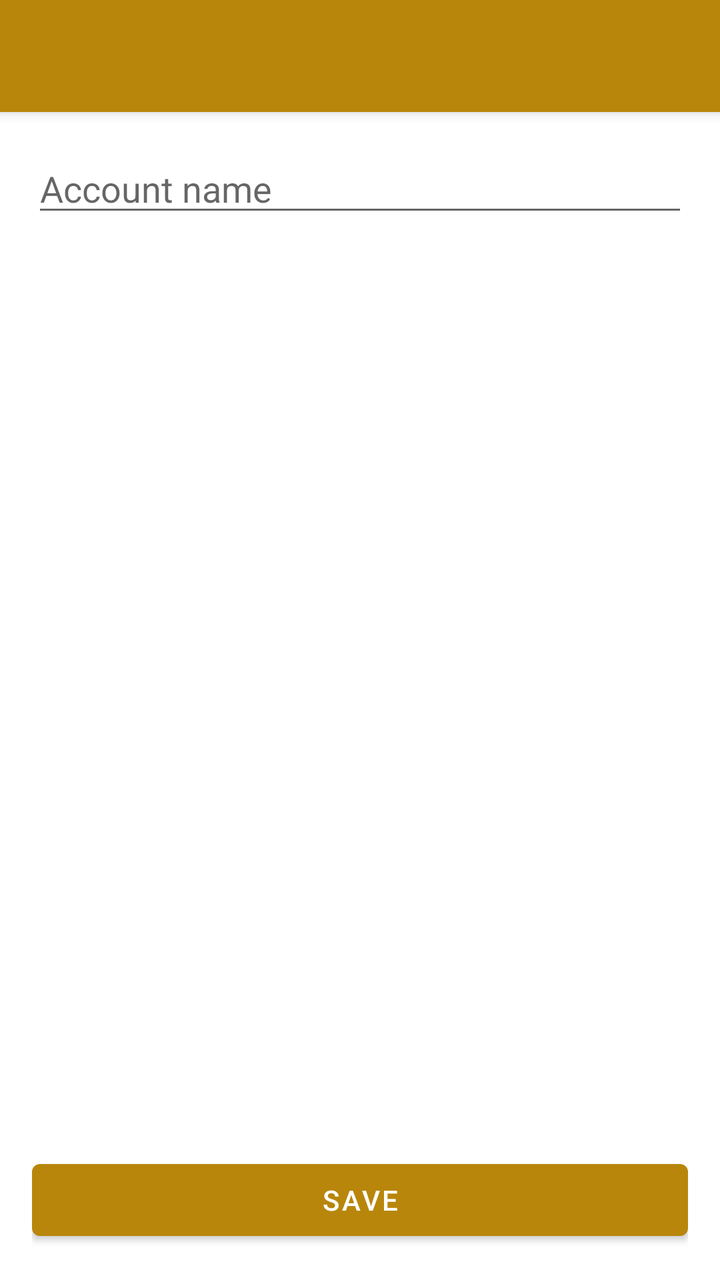
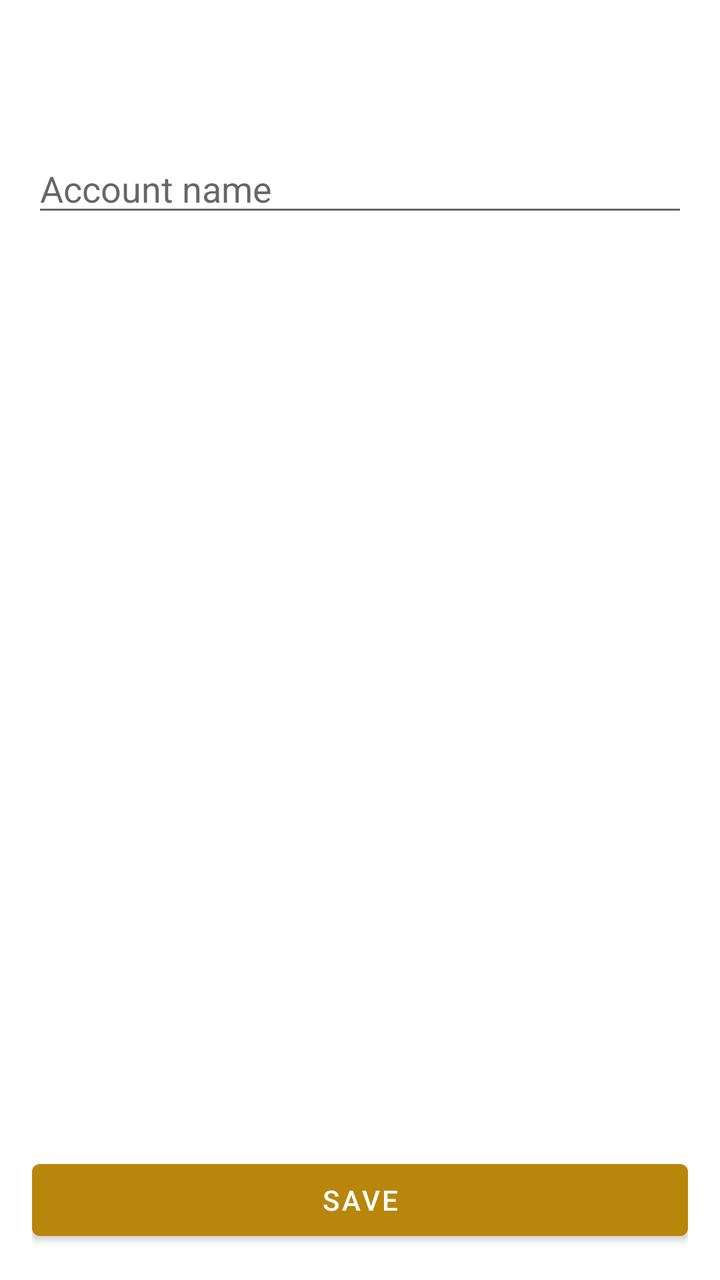

Screens rendered from an Android XML layout before and after an edit, with the pre-edit source and the edit as a unified diff.
<!-- AndroidManifest.xml: application theme Theme.Accounting -->
<!-- res/layout/activity_edit_account.xml -->
<?xml version="1.0" encoding="utf-8"?>
<LinearLayout xmlns:android="http://schemas.android.com/apk/res/android"
    xmlns:app="http://schemas.android.com/apk/res-auto"
    xmlns:tools="http://schemas.android.com/tools"
    android:layout_width="match_parent"
    android:layout_height="match_parent"
    android:orientation="vertical">

    <androidx.appcompat.widget.Toolbar
        android:id="@+id/toolbar"
        android:layout_width="match_parent"
        android:layout_height="wrap_content"
        android:minHeight="?attr/actionBarSize"
        android:background="?attr/colorPrimary"
        android:elevation="4dp"
        tools:ignore="NewApi"
        android:theme="@style/ThemeOverlay.MaterialComponents.ActionBar"
        app:titleTextAppearance="@style/TextAppearance.Accounting.Toolbar.Title"
        app:titleTextColor="@color/white"
        app:popupTheme="@style/ThemeOverlay.MaterialComponents.Light" />

    <RelativeLayout
        android:layout_width="match_parent"
        android:layout_height="0dp"
        android:layout_weight="1"
        android:padding="16dp">

        <EditText
            android:id="@+id/input_account_name"
            android:layout_width="match_parent"
            android:layout_height="wrap_content"
            android:hint="@string/hint_account_name"
            android:inputType="textCapWords"
            android:maxLines="1" />

        <Button
            android:id="@+id/button_save"
            android:layout_width="match_parent"
            android:layout_height="wrap_content"
            android:layout_alignParentBottom="true"
            android:text="@string/action_save" />

    </RelativeLayout>

</LinearLayout>
<!-- resources referenced by this layout -->
<resources>
  <color name="white">#FFFFFFFF</color>
  <string name="action_save">Save</string>
  <string name="hint_account_name">Account name</string>
  <style name="TextAppearance.Accounting.Toolbar.Title" parent="TextAppearance.Widget.AppCompat.Toolbar.Title">
          <item name="android:textSize">18sp</item>
          <item name="android:textStyle">bold</item>
          <item name="android:textColor">@color/white</item>
      </style>
  <style name="Theme.Accounting" parent="Theme.MaterialComponents.DayNight.NoActionBar">
          <item name="colorPrimary">@color/gold_500</item>
          <item name="colorPrimaryVariant">@color/gold_700</item>
          <item name="colorOnPrimary">@color/white</item>
          <item name="colorSecondary">@color/brown_500</item>
          <item name="colorSecondaryVariant">@color/brown_700</item>
          <item name="colorOnSecondary">@color/white</item>
          <item name="android:statusBarColor" tools:targetApi="21">?attr/colorPrimaryVariant</item>
      </style>
  <color name="gold_500">#B8860B</color>
  <color name="gold_700">#7A5C00</color>
  <color name="brown_500">#5D4037</color>
  <color name="brown_700">#4E342E</color>
</resources>

<!-- the commit's change to res/layout/activity_edit_account.xml (unified diff, before → after) -->
@@ -1,7 +1,5 @@
 <?xml version="1.0" encoding="utf-8"?>
 <LinearLayout xmlns:android="http://schemas.android.com/apk/res/android"
-    xmlns:app="http://schemas.android.com/apk/res-auto"
-    xmlns:tools="http://schemas.android.com/tools"
     android:layout_width="match_parent"
     android:layout_height="match_parent"
     android:orientation="vertical">
@@ -10,14 +8,7 @@
         android:id="@+id/toolbar"
         android:layout_width="match_parent"
         android:layout_height="wrap_content"
-        android:minHeight="?attr/actionBarSize"
-        android:background="?attr/colorPrimary"
-        android:elevation="4dp"
-        tools:ignore="NewApi"
-        android:theme="@style/ThemeOverlay.MaterialComponents.ActionBar"
-        app:titleTextAppearance="@style/TextAppearance.Accounting.Toolbar.Title"
-        app:titleTextColor="@color/white"
-        app:popupTheme="@style/ThemeOverlay.MaterialComponents.Light" />
+        android:minHeight="?attr/actionBarSize" />
 
     <RelativeLayout
         android:layout_width="match_parent"
<!-- resource entries referenced after the edit -->
@@ -3,11 +3,6 @@
   <color name="white">#FFFFFFFF</color>
   <string name="action_save">Save</string>
   <string name="hint_account_name">Account name</string>
-  <style name="TextAppearance.Accounting.Toolbar.Title" parent="TextAppearance.Widget.AppCompat.Toolbar.Title">
-          <item name="android:textSize">18sp</item>
-          <item name="android:textStyle">bold</item>
-          <item name="android:textColor">@color/white</item>
-      </style>
   <style name="Theme.Accounting" parent="Theme.MaterialComponents.DayNight.NoActionBar">
           <item name="colorPrimary">@color/gold_500</item>
           <item name="colorPrimaryVariant">@color/gold_700</item>
